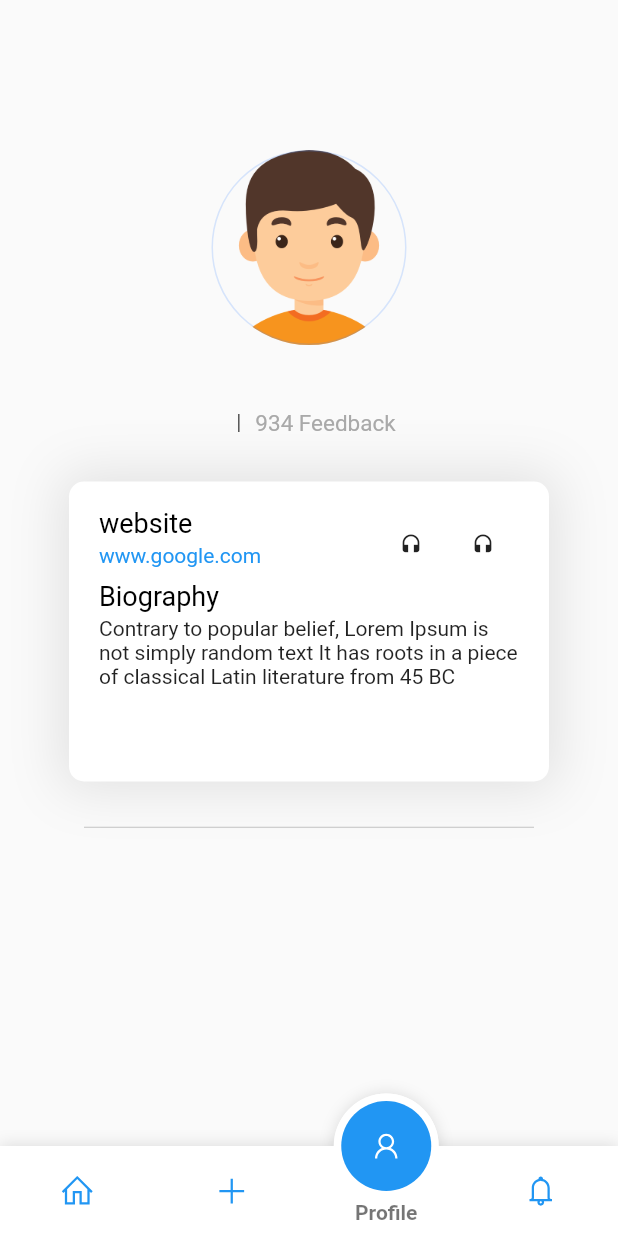
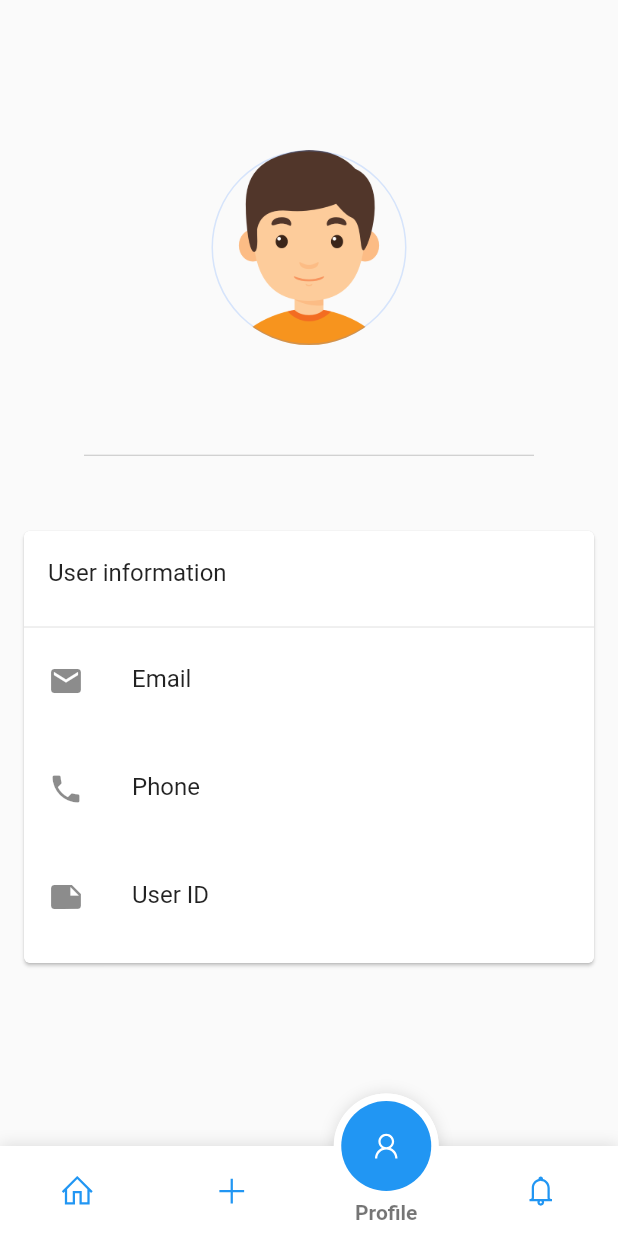
Before and after one commit to nobaab/iDonate, a Flutter app: the HomePage screen opened directly, item 3 of the bottom bar chosen, on a phone screen of 412 x 824 dp. Run offline on Flutter 3.47's test engine with Material 2 defaults, Android fonts, the phone set to English and light mode, and no system bars; drawn by our look-alikes of fancy_bottom_navigation; our stand-ins replace cloud_firestore, firebase_auth, firebase_storage, flutter_screenutil, image_picker, line_awesome_icons and 1 more; missing offline and left inert: achievement_view; accounts and stored records are empty.

Commit message:
reviewing ProfilePage

```diff
--- a/lib/Pages/ProfilePage.dart
+++ b/lib/Pages/ProfilePage.dart
@@ -67,113 +67,6 @@ class _ProfilePageState extends State<ProfilePage> {
               SizedBox(
                 height: 10,
               ),
-              Row(
-                mainAxisSize: MainAxisSize.min,
-                children: <Widget>[
-                  Text(
-                    doc['email'],
-                    style: TextStyle(color: textColor, fontSize: 15),
-                  ),
-                  SizedBox(
-                    width: 10,
-                  ),
-                  Container(
-                    height: 12,
-                    child: VerticalDivider(
-                      width: 2,
-                      color: Colors.black,
-                    ),
-                  ),
-                  SizedBox(
-                    width: 10,
-                  ),
-                  Text(
-                    '934 Feedback',
-                    style: TextStyle(color: textColor, fontSize: 15),
-                  ),
-                ],
-              ),
-              Container(
-                margin: EdgeInsets.only(top: 30),
-                padding: EdgeInsets.only(left: 20, right: 20, top: 8),
-                width: 320,
-                height: 200,
-                decoration: BoxDecoration(
-                    color: Colors.white,
-                    boxShadow: [
-                      BoxShadow(
-                          color: Colors.black.withOpacity(.1),
-                          blurRadius: 30,
-                          spreadRadius: 5)
-                    ],
-                    borderRadius: BorderRadius.circular(10)),
-                child: Column(
-                  crossAxisAlignment: CrossAxisAlignment.start,
-                  children: <Widget>[
-                    Row(
-                      mainAxisAlignment: MainAxisAlignment.spaceBetween,
-                      children: <Widget>[
-                        Column(
-                          crossAxisAlignment: CrossAxisAlignment.start,
-                          children: <Widget>[
-                            Text(
-                              'website',
-                              style: TextStyle(
-                                color: Colors.black,
-                                fontSize: 18,
-                              ),
-                            ),
-                            SizedBox(
-                              height: 3,
-                            ),
-                            Text(
-                              'www.google.com',
-                              style: TextStyle(
-                                color: Colors.blue,
-                              ),
-                            )
-                          ],
-                        ),
-                        Column(
-                          children: <Widget>[
-                            SizedBox(
-                              height: 10,
-                            ),
-                            Row(
-                              children: <Widget>[
-                                IconButton(
-                                    icon: Icon(
-                                      Icons.headset,
-                                      size: 15,
-                                    ),
-                                    onPressed: () {}),
-                                IconButton(
-                                    icon: Icon(
-                                      Icons.headset,
-                                      size: 15,
-                                    ),
-                                    onPressed: () {}),
-                              ],
-                            )
-                          ],
-                        )
-                      ],
-                    ),
-                    Text(
-                      'Biography',
-                      style: TextStyle(
-                        color: Colors.black,
-                        fontSize: 18,
-                      ),
-                    ),
-                    SizedBox(
-                      height: 3,
-                    ),
-                    Text(
-                        'Contrary to popular belief, Lorem Ipsum is not simply random text It has roots in a piece of classical Latin literature from 45 BC')
-                  ],
-                ),
-              ),
               Column(
                 children: <Widget>[
                   SizedBox(
@@ -202,7 +95,48 @@ class _ProfilePageState extends State<ProfilePage> {
                         ),
                       ),
                     ],
-                  )
+                  ),
+                  Card(
+                    margin: EdgeInsets.all(16.0),
+                    child: Container(
+                      decoration: BoxDecoration(
+                        color: Colors.white,
+                        borderRadius: BorderRadius.circular(5.0),
+                      ),
+                      child: Column(
+                        children: <Widget>[
+                          ListTile(
+                            title: Text("User information"),
+                          ),
+                          Divider(),
+
+                          ListTile(
+
+                            title: Text("Email"),
+                            subtitle: Text(
+                              doc["email"],
+                            ),
+                            leading: Icon(Icons.email),
+
+                          ),
+                          ListTile(
+                            title: Text("Phone"),
+                            subtitle: Text(
+                              doc["phone"],
+                            ),
+                            leading: Icon(Icons.phone),
+                          ),
+                          ListTile(
+                            title: Text("User ID"),
+                            subtitle: Text(
+                              doc["uid"],
+                            ),
+                            leading: Icon(Icons.note),
+                          ),
+                        ],
+                      ),
+                    ),
+                  ),
                 ],
               )
             ],
--- a/lib/Users/signupuser.dart
+++ b/lib/Users/signupuser.dart
@@ -8,6 +8,7 @@ import 'package:idonate/Pages/HomePage.dart';
 class SignupUser extends StatefulWidget {
 
   final UserStore user;
+
   SignupUser({this.user});
 
   @override
@@ -16,15 +17,15 @@ class SignupUser extends StatefulWidget {
 
 class _SignupUserState extends State<SignupUser> {
 
-  String userName,userEmail;
+  String userName, userEmail;
 
 
-  getUserName(userName){
-    userName=userName;
+  getUserName(userName) {
+    userName = userName;
   }
 
-  getUserEmail(userEmail){
-    userEmail=userEmail;
+  getUserEmail(userEmail) {
+    userEmail = userEmail;
   }
 
 
@@ -33,14 +34,16 @@ class _SignupUserState extends State<SignupUser> {
   TextEditingController userFullNameController;
   TextEditingController userEmailController;
   TextEditingController userPasswordController;
-  TextEditingController userSocialController;
+  TextEditingController userPhoneController;
+  TextEditingController userAgeController;
 
   @override
   void initState() {
-    userFullNameController  = new TextEditingController();
+    userFullNameController = new TextEditingController();
     userEmailController = new TextEditingController();
     userPasswordController = new TextEditingController();
-    userSocialController = new TextEditingController();
+    userPhoneController = new TextEditingController();
+    userAgeController = new TextEditingController();
     super.initState();
   }
 
@@ -65,7 +68,6 @@ class _SignupUserState extends State<SignupUser> {
   }
 
 
-
   void userSignupConfirm() {
     if (_userRegFormKey.currentState.validate()) {
       if (userPasswordController.text != null) {
@@ -73,16 +75,18 @@ class _SignupUserState extends State<SignupUser> {
             .createUserWithEmailAndPassword(
             email: userEmailController.text,
             password: userPasswordController.text)
-            .then((currentUser) => Firestore.instance
+            .then((currentUser) =>
+            Firestore.instance
                 .collection("users")
                 .document(currentUser.user.uid)
                 .setData({
               "uid": currentUser.user.uid,
               "name": userFullNameController.text,
               "email": userEmailController.text,
-                  "social": userSocialController.text,
+              "phone": userPhoneController.text,
             })
-                .then((result) => {
+                .then((result) =>
+            {
               Navigator.pushAndRemoveUntil(
                   context,
                   MaterialPageRoute(builder: (context) => HomePage()),
@@ -90,7 +94,7 @@ class _SignupUserState extends State<SignupUser> {
               userFullNameController.clear(),
               userEmailController.clear(),
               userPasswordController.clear(),
-                      userSocialController.clear(),
+              userPhoneController.clear(),
             })
                 .catchError((err) => print(err)))
             .catchError((err) => print(err));
@@ -115,7 +119,8 @@ class _SignupUserState extends State<SignupUser> {
     }
   }
 
-  Widget radioButton(bool isSelected) => Container(
+  Widget radioButton(bool isSelected) =>
+      Container(
         width: 16.0,
         height: 16.0,
         padding: EdgeInsets.all(2.0),
@@ -132,7 +137,8 @@ class _SignupUserState extends State<SignupUser> {
             : Container(),
       );
 
-  Widget horizontalLine() => Padding(
+  Widget horizontalLine() =>
+      Padding(
         padding: EdgeInsets.symmetric(horizontal: 16.0),
         child: Container(
           width: ScreenUtil.getInstance().setWidth(120),
@@ -143,7 +149,8 @@ class _SignupUserState extends State<SignupUser> {
 
   @override
   Widget build(BuildContext context) {
-    ScreenUtil.instance = ScreenUtil.getInstance()..init(context);
+    ScreenUtil.instance = ScreenUtil.getInstance()
+      ..init(context);
     ScreenUtil.instance =
         ScreenUtil(width: 750, height: 1334, allowFontScaling: true);
     return new Form(
@@ -192,7 +199,7 @@ class _SignupUserState extends State<SignupUser> {
                     ),
                     Container(
                       width: double.infinity,
-                      height: ScreenUtil.getInstance().setHeight(700),
+                      height: ScreenUtil.getInstance().setHeight(850),
                       decoration: BoxDecoration(
                           color: Colors.white,
                           borderRadius: BorderRadius.circular(8.0),
@@ -249,6 +256,24 @@ class _SignupUserState extends State<SignupUser> {
                               controller: userEmailController,
                               validator: userEmailValidator,
                             ),
+
+
+                            SizedBox(
+                              height: ScreenUtil.getInstance().setHeight(30),
+                            ),
+                            Text("Phone Number",
+                                style: TextStyle(
+                                    fontFamily: "Poppins-Medium",
+                                    fontSize:
+                                    ScreenUtil.getInstance().setSp(26))),
+                            TextFormField(
+                              decoration: InputDecoration(
+                                  hintText: "+88012",
+                                  hintStyle: TextStyle(
+                                      color: Colors.grey, fontSize: 12.0)),
+                              controller: userPhoneController,
+                            ),
+
                             SizedBox(
                               height: ScreenUtil.getInstance().setHeight(30),
                             ),
@@ -268,19 +293,6 @@ class _SignupUserState extends State<SignupUser> {
                             ),
                             SizedBox(
                               height: ScreenUtil.getInstance().setHeight(35),
-                            ),
-                            Text("Social Profile Link",
-                                style: TextStyle(
-                                    fontFamily: "Poppins-Medium",
-                                    fontSize:
-                                        ScreenUtil.getInstance().setSp(26))),
-                            TextFormField(
-                              obscureText: true,
-                              decoration: InputDecoration(
-                                  hintText: "facebook",
-                                  hintStyle: TextStyle(
-                                      color: Colors.grey, fontSize: 12.0)),
-                              controller: userSocialController,
                             ),
                           ],
                         ),
```
Lines whose indentation alone changed are shown as unchanged.
